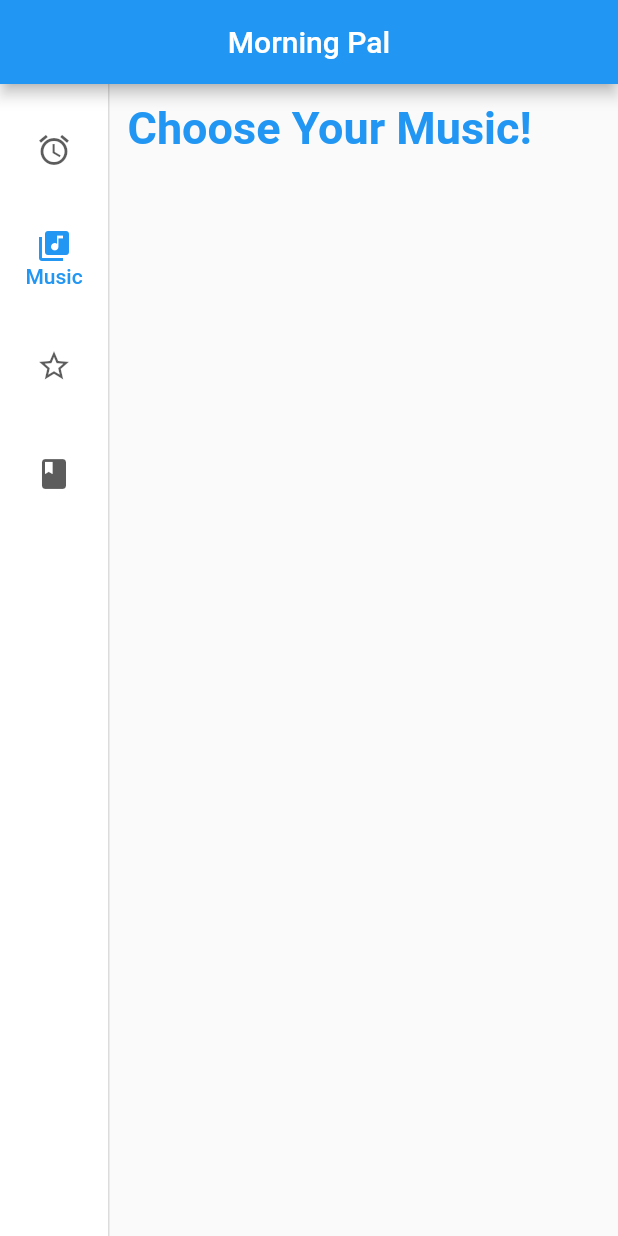
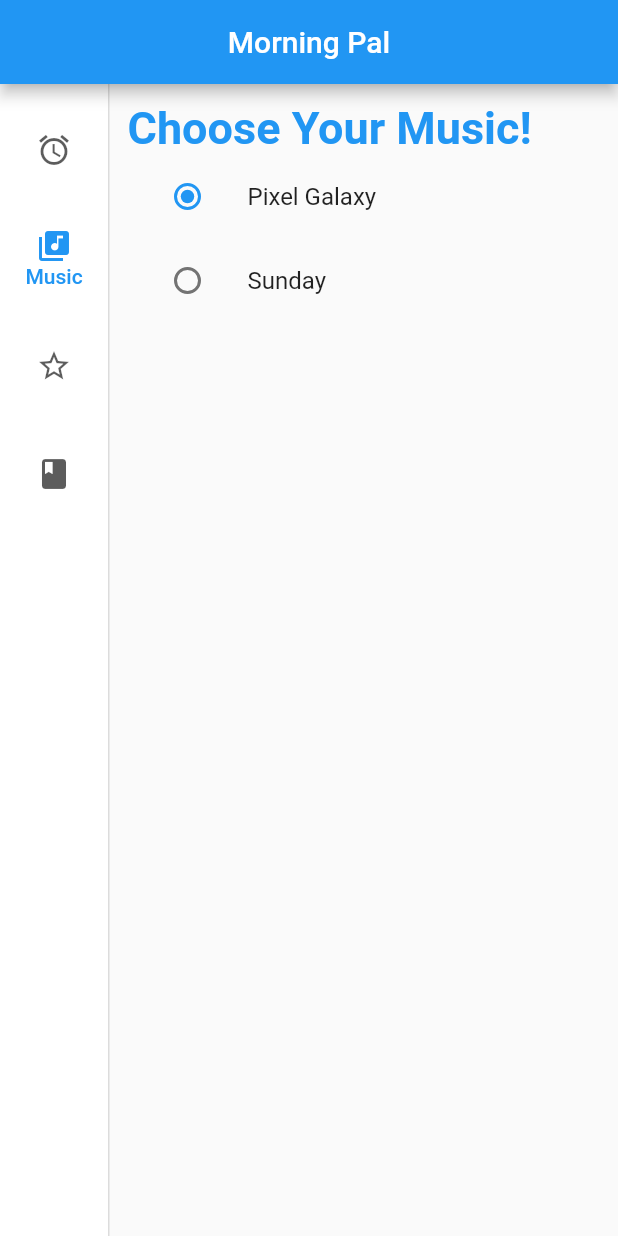
Before and after one commit to tessa-z/HacknRoll, a Flutter app: the screen it shows after launch, after a tap on "Music", on a phone screen of 412 x 824 dp. Run offline on Flutter 3.47's test engine with Material 2 defaults, Android fonts, the phone set to English and light mode, and no system bars.

Commit message:
Configure song list selection

```diff
--- a/lib/main.dart
+++ b/lib/main.dart
@@ -205,7 +205,15 @@ class CurvedListItem extends StatelessWidget {
 
 
 //////////////////////////////////////////////////////////////////////////////
-class Music extends StatelessWidget {
+class Music extends StatefulWidget {
+  @override
+  _MusicState createState() => _MusicState();
+}
+
+class _MusicState extends State<Music> {
+  var _song = 0;
+  var songList = ["Pixel Galaxy", "Sunday", "Snailchan Adventure"];
+
   @override
   Widget build(BuildContext context) {
     return Container(
@@ -218,9 +226,31 @@ class Music extends StatelessWidget {
             "Choose Your Music!",
             style: TextStyle(
                 fontSize: 30, color: Colors.blue, fontWeight: FontWeight.bold),
-
           ),
-
+          ListTile(
+            title: Text(songList[0]),
+            leading: Radio(
+              value: 0,
+              groupValue: _song,
+              onChanged: (value) {
+                this.setState((){
+                  _song = value;
+                });
+              },
+            ),
+          ),
+          ListTile(
+            title: Text(songList[1]),
+            leading: Radio(
+              value: 1,
+              groupValue: _song,
+              onChanged: (value) {
+                this.setState((){
+                  _song = value;
+                });
+              },
+            ),
+          ),
         ],
       ),
     );
```
